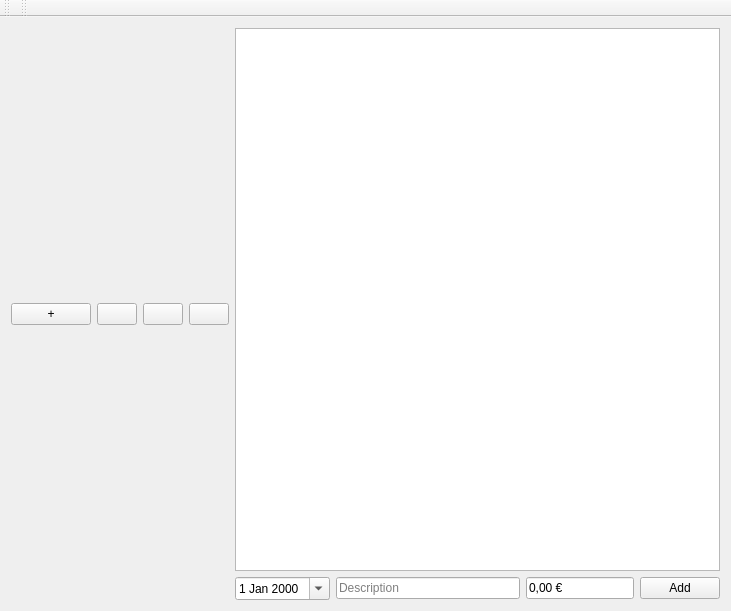
SomethingElese18878/myMoneyJournal, file mainwindow.ui: the form before one commit.
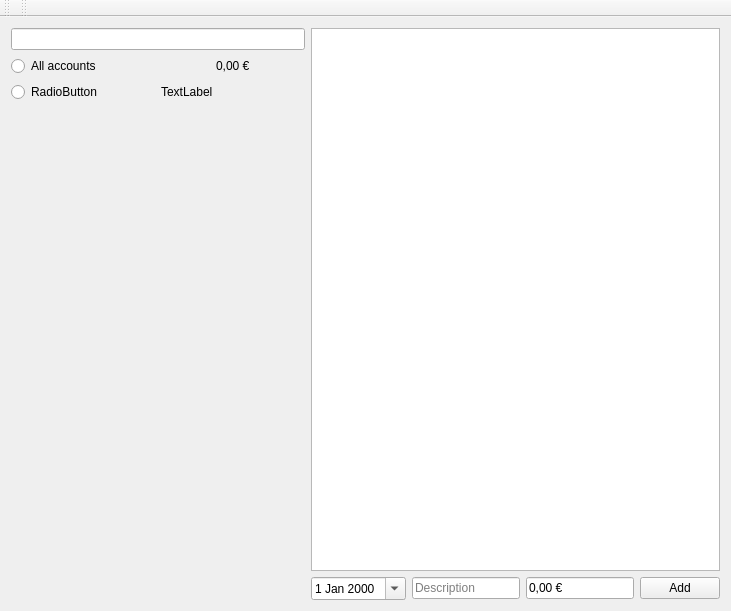
The form after the commit.

Commit message: userMgmt redesign: no buttons --> only one lineEdit, which generates a new radioButton for the user. #ISSUE: radioButton has to be placed into the gridLayout.

What changed in the file:
```diff
--- a/mainwindow.ui
+++ b/mainwindow.ui
@@ -19,71 +19,57 @@
      <layout class="QHBoxLayout" name="hLay_topLevel">
       <item>
        <layout class="QVBoxLayout" name="vLay_sidebar">
+        <property name="sizeConstraint">
+         <enum>QLayout::SetMaximumSize</enum>
+        </property>
         <item>
-         <layout class="QHBoxLayout" name="hLay_userMgmt" stretch="0,0,0,0">
-          <property name="spacing">
-           <number>6</number>
-          </property>
-          <property name="sizeConstraint">
-           <enum>QLayout::SetDefaultConstraint</enum>
-          </property>
-          <property name="topMargin">
-           <number>0</number>
-          </property>
-          <item>
-           <widget class="QPushButton" name="pushButton">
-            <property name="minimumSize">
-             <size>
-              <width>20</width>
-              <height>0</height>
-             </size>
-            </property>
+         <widget class="QLineEdit" name="le_accountName"/>
+        </item>
+        <item>
+         <layout class="QGridLayout" name="gLay_userSwitch">
+          <item row="0" column="0">
+           <widget class="QRadioButton" name="rbtn_allAccounts">
             <property name="text">
-             <string>+</string>
+             <string>All accounts</string>
             </property>
            </widget>
           </item>
-          <item>
-           <widget class="QPushButton" name="pushButton_2">
-            <property name="minimumSize">
-             <size>
-              <width>20</width>
-              <height>0</height>
-             </size>
-            </property>
+          <item row="0" column="1" alignment="Qt::AlignHCenter">
+           <widget class="QLabel" name="lbl_allAccounts">
             <property name="text">
-             <string/>
+             <string>0,00 €</string>
             </property>
            </widget>
           </item>
-          <item>
-           <widget class="QPushButton" name="pushButton_3">
-            <property name="minimumSize">
-             <size>
-              <width>20</width>
-              <height>0</height>
-             </size>
-            </property>
+          <item row="1" column="1">
+           <widget class="QLabel" name="label">
             <property name="text">
-             <string/>
+             <string>TextLabel</string>
             </property>
            </widget>
           </item>
-          <item>
-           <widget class="QPushButton" name="pushButton_4">
-            <property name="minimumSize">
-             <size>
-              <width>20</width>
-              <height>0</height>
-             </size>
-            </property>
+          <item row="1" column="0">
+           <widget class="QRadioButton" name="radioButton">
             <property name="text">
-             <string/>
+             <string>RadioButton</string>
             </property>
            </widget>
           </item>
          </layout>
         </item>
+        <item>
+         <spacer name="verticalSpacer">
+          <property name="orientation">
+           <enum>Qt::Vertical</enum>
+          </property>
+          <property name="sizeHint" stdset="0">
+           <size>
+            <width>20</width>
+            <height>10</height>
+           </size>
+          </property>
+         </spacer>
+        </item>
        </layout>
       </item>
       <item>
```
Left out of the diff: 7 changed lines with no effect on the pictures. The commit also changes 3 other files.
